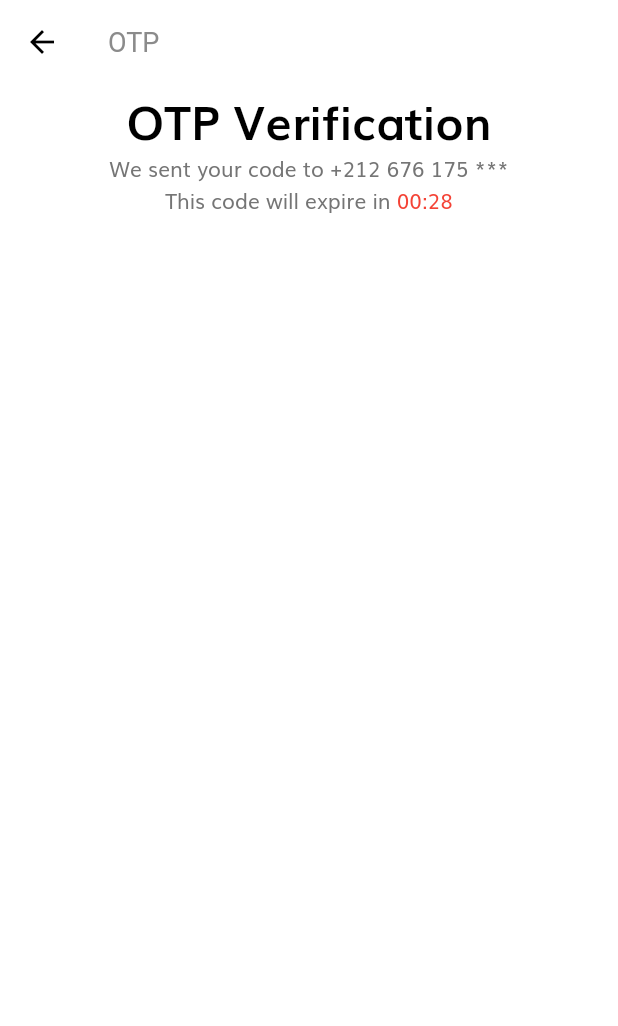
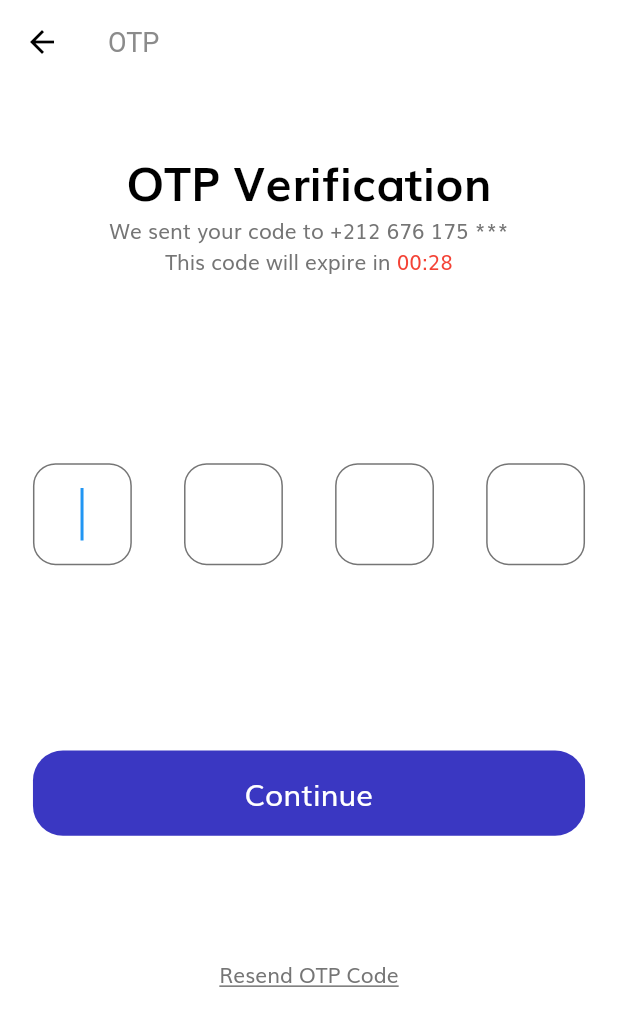
Before and after one commit to manal-elrhezzali/trancentum_ui_kit, a Flutter app: the OtpScreen screen opened by its route, on a phone screen of 412 x 824 dp. Shown: the top 1026 px of the screen. Run offline on Flutter 3.47's test engine with Material 2 defaults, Android fonts, the phone set to English and light mode, and no system bars; our stand-ins replace flutter_svg.

Commit message:
OTP screen OTP code form + submit button + resend OTP code button

```diff
--- a/lib/constants.dart
+++ b/lib/constants.dart
@@ -1,13 +1,13 @@
 import 'package:flutter/material.dart';
 
+import './size_config.dart';
 
 const kPrimaryColor = Color(0xFF3A37C2);
 const kPrimaryLightColor = Color(0xFF858BA6);
 const kPrimaryGradientColor = LinearGradient(
   begin: Alignment.topLeft,
   end: Alignment.bottomRight,
-  colors: [Color(0xFF6470A6),
-  Color(0xFF4256A6)],
+  colors: [Color(0xFF6470A6), Color(0xFF4256A6)],
 );
 const kSecondaryColor = Color(0xFF979797);
 const kTextColor = Color(0xFF757575);
@@ -22,3 +22,20 @@ const String kIceNullError = "Please Enter your ICE";
 const String kInvalidIceError = "Please Enter Valid Ice";
 const String kPasswordNullError = "Please Enter your password";
 const String kPhoneNumberNullError = "Please Enter your phone number";
+//add validation of complete profile
+
+final otpInputDecoration = InputDecoration(
+  contentPadding: EdgeInsets.symmetric(
+    vertical: getProportionateScreenWidth(15),
+  ),
+  enabledBorder: outlineInputBorder(),
+  focusedBorder: outlineInputBorder(),
+  border: outlineInputBorder(),
+);
+
+OutlineInputBorder outlineInputBorder() {
+  return OutlineInputBorder(
+  borderRadius: BorderRadius.circular(15),
+  borderSide: BorderSide(color: kTextColor),
+);
+}
--- a/lib/screens/otp/components/body.dart
+++ b/lib/screens/otp/components/body.dart
@@ -1,14 +1,20 @@
 import 'package:flutter/material.dart';
 
 import '../../../size_config.dart';
+import './otp_form.dart';
 
 class Body extends StatelessWidget {
   @override
   Widget build(BuildContext context) {
     return SizedBox(
       width: double.infinity,
+      child: Padding(
+        padding:
+            EdgeInsets.symmetric(horizontal: getProportionateScreenWidth(20)),
+        child: SingleChildScrollView(
           child: Column(
             children: [
+              SizedBox(height: SizeConfig.screenHeight * 0.05),
               Text(
                 "OTP Verification",
                 style: TextStyle(
@@ -20,7 +26,21 @@ class Body extends StatelessWidget {
               ),
               Text("We sent your code to +212 676 175 ***"),
               buildTimer(),
+              SizedBox(height: SizeConfig.screenHeight * 0.15),
+              OtpForm(),
+              SizedBox(height: SizeConfig.screenHeight * 0.1),
+              GestureDetector(
+                onTap: () {
+                  //resend the OTP code
+                },
+                child: Text(
+                  "Resend OTP Code",
+                  style: TextStyle(decoration: TextDecoration.underline),
+                ),
+              ),
             ],
+          ),
+        ),
       ),
     );
   }
--- /dev/null
+++ b/lib/screens/otp/components/otp_form.dart
@@ -0,0 +1,116 @@
+import 'package:flutter/material.dart';
+
+import '../../../components/default_button.dart';
+import '../../../constants.dart';
+import '../../../size_config.dart';
+
+class OtpForm extends StatefulWidget {
+  @override
+  _OtpFormState createState() => _OtpFormState();
+}
+
+class _OtpFormState extends State<OtpForm> {
+  FocusNode focusOnDigit2;
+  FocusNode focusOnDigit3;
+  FocusNode focusOnDigit4;
+
+  @override
+  void initState() {
+    focusOnDigit2 = FocusNode();
+    focusOnDigit3 = FocusNode();
+    focusOnDigit4 = FocusNode();
+
+    super.initState();
+  }
+
+  @override
+  void dispose() {
+    focusOnDigit2.dispose();
+    focusOnDigit3.dispose();
+    focusOnDigit4.dispose();
+
+    super.dispose();
+  }
+
+  void nextField({String value, FocusNode focusNode}) {
+    if (value.length == 1) {
+      focusNode.requestFocus();
+    }
+  }
+
+  @override
+  Widget build(BuildContext context) {
+    return Form(
+      child: Column(
+        children: [
+          Row(
+            mainAxisAlignment: MainAxisAlignment.spaceBetween,
+            children: [
+              SizedBox(
+                width: getProportionateScreenWidth(60),
+                child: TextFormField(
+                  autofocus: true,
+                  obscureText: true,
+                  keyboardType: TextInputType.number,
+                  style: TextStyle(fontSize: 24),
+                  textAlign: TextAlign.center,
+                  decoration: otpInputDecoration,
+                  onChanged: (value) {
+                    nextField(value: value, focusNode: focusOnDigit2);
+                  },
+                ),
+              ),
+              SizedBox(
+                width: getProportionateScreenWidth(60),
+                child: TextFormField(
+                  focusNode: focusOnDigit2,
+                  obscureText: true,
+                  keyboardType: TextInputType.number,
+                  style: TextStyle(fontSize: 24),
+                  textAlign: TextAlign.center,
+                  decoration: otpInputDecoration,
+                  onChanged: (value) {
+                    nextField(value: value, focusNode: focusOnDigit3);
+                  },
+                ),
+              ),
+              SizedBox(
+                width: getProportionateScreenWidth(60),
+                child: TextFormField(
+                  focusNode: focusOnDigit3,
+                  obscureText: true,
+                  keyboardType: TextInputType.number,
+                  style: TextStyle(fontSize: 24),
+                  textAlign: TextAlign.center,
+                  decoration: otpInputDecoration,
+                  onChanged: (value) {
+                    nextField(value: value, focusNode: focusOnDigit4);
+                  },
+                ),
+              ),
+              SizedBox(
+                width: getProportionateScreenWidth(60),
+                child: TextFormField(
+                  focusNode: focusOnDigit4,
+                  obscureText: true,
+                  keyboardType: TextInputType.number,
+                  style: TextStyle(fontSize: 24),
+                  textAlign: TextAlign.center,
+                  decoration: otpInputDecoration,
+                  onChanged: (value) {
+                    focusOnDigit4.unfocus();
+                  },
+                ),
+              ),
+            ],
+          ),
+          SizedBox(height: SizeConfig.screenHeight * 0.15),
+          DefaultButton(
+            text: "Continue",
+            pressHandler: () {},
+          ),
+        ],
+      ),
+    );
+  }
+}
```
Lines whose indentation alone changed are shown as unchanged.
